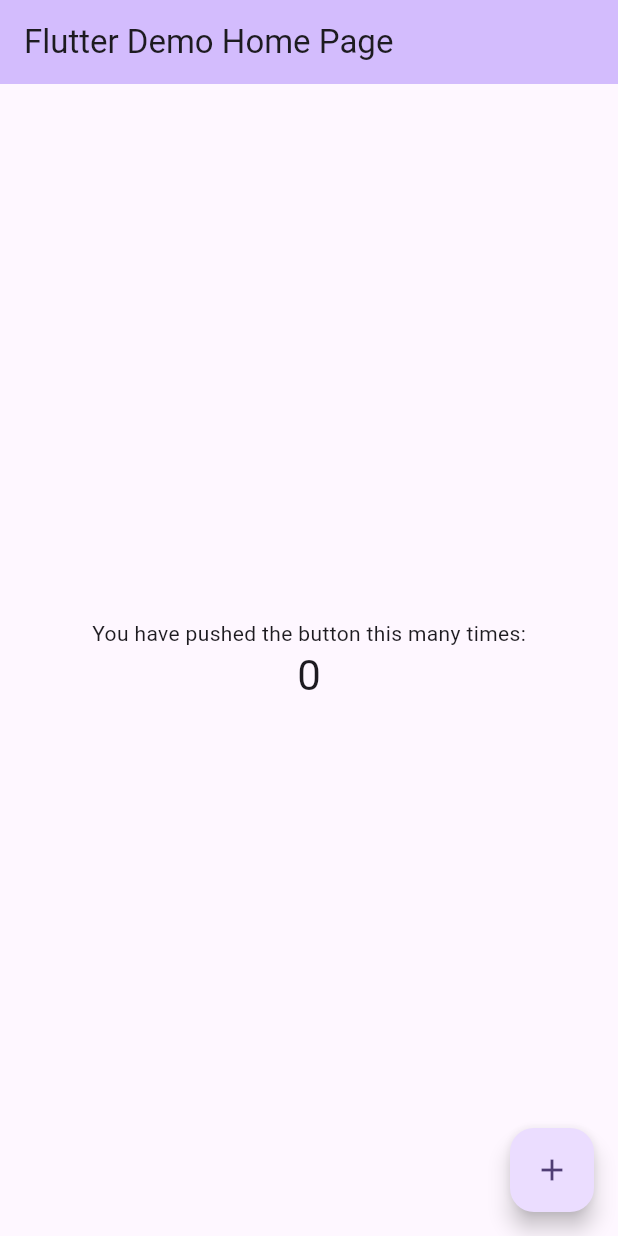
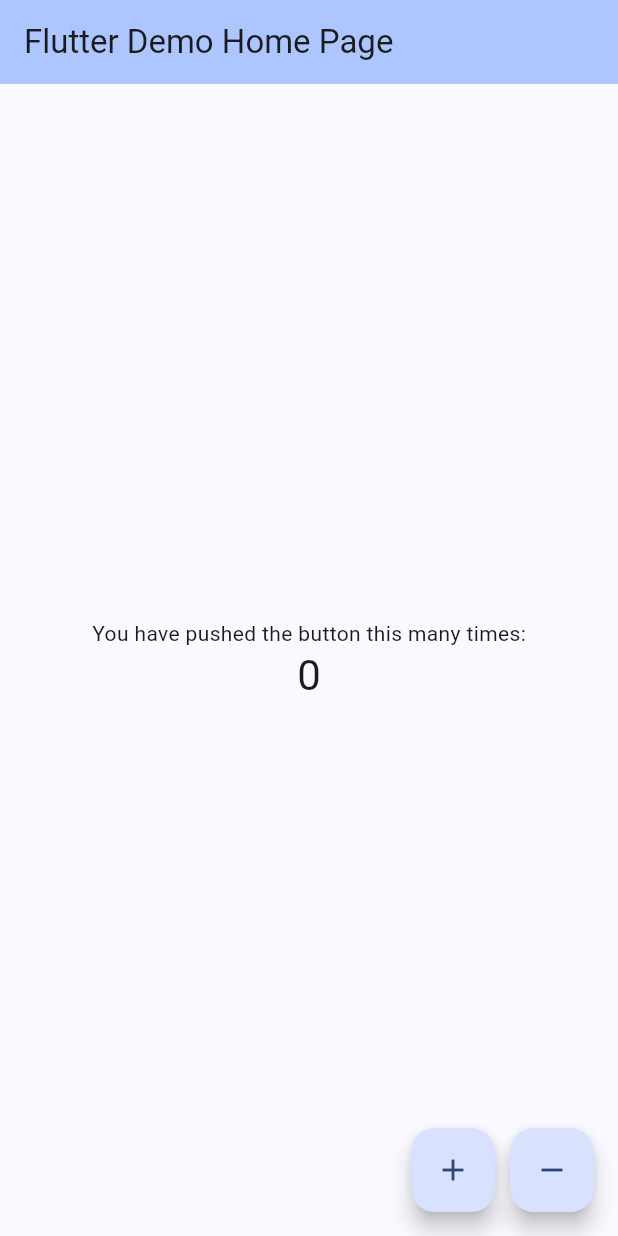
Before and after one commit to kareraolivier/flutter-ecommerce-app, a Flutter app: the screen it shows after launch, on a phone screen of 412 x 824 dp. Run offline on Flutter 3.47's test engine with Material 3 defaults, Android fonts, the phone set to English and light mode, and no system bars.

Commit message:
feat: add decrement button

```diff
--- a/lib/main.dart
+++ b/lib/main.dart
@@ -6,29 +6,13 @@ void main() {
 
 class MyApp extends StatelessWidget {
   const MyApp({super.key});
-
-  // This widget is the root of your application.
   @override
   Widget build(BuildContext context) {
     return MaterialApp(
       title: 'Flutter Demo',
+      debugShowCheckedModeBanner: false,
       theme: ThemeData(
-        // This is the theme of your application.
-        //
-        // TRY THIS: Try running your application with "flutter run". You'll see
-        // the application has a purple toolbar. Then, without quitting the app,
-        // try changing the seedColor in the colorScheme below to Colors.green
-        // and then invoke "hot reload" (save your changes or press the "hot
-        // reload" button in a Flutter-supported IDE, or press "r" if you used
-        // the command line to start the app).
-        //
-        // Notice that the counter didn't reset back to zero; the application
-        // state is not lost during the reload. To reset the state, use hot
-        // restart instead.
-        //
-        // This works for code too, not just values: Most code changes can be
-        // tested with just a hot reload.
-        colorScheme: ColorScheme.fromSeed(seedColor: Colors.deepPurple),
+        colorScheme: ColorScheme.fromSeed(seedColor: Colors.blueAccent),
         useMaterial3: true,
       ),
       home: const MyHomePage(title: 'Flutter Demo Home Page'),
@@ -38,15 +22,6 @@ class MyApp extends StatelessWidget {
 
 class MyHomePage extends StatefulWidget {
   const MyHomePage({super.key, required this.title});
-
-  // This widget is the home page of your application. It is stateful, meaning
-  // that it has a State object (defined below) that contains fields that affect
-  // how it looks.
-
-  // This class is the configuration for the state. It holds the values (in this
-  // case the title) provided by the parent (in this case the App widget) and
-  // used by the build method of the State. Fields in a Widget subclass are
-  // always marked "final".
 
   final String title;
 
@@ -59,50 +34,27 @@ class _MyHomePageState extends State<MyHomePage> {
 
   void _incrementCounter() {
     setState(() {
-      // This call to setState tells the Flutter framework that something has
-      // changed in this State, which causes it to rerun the build method below
-      // so that the display can reflect the updated values. If we changed
-      // _counter without calling setState(), then the build method would not be
-      // called again, and so nothing would appear to happen.
       _counter++;
+    });
+  }
+
+  void _decrementCounter() {
+    setState(() {
+      if (_counter != 0) {
+        _counter--;
+      }
     });
   }
 
   @override
   Widget build(BuildContext context) {
-    // This method is rerun every time setState is called, for instance as done
-    // by the _incrementCounter method above.
-    //
-    // The Flutter framework has been optimized to make rerunning build methods
-    // fast, so that you can just rebuild anything that needs updating rather
-    // than having to individually change instances of widgets.
     return Scaffold(
       appBar: AppBar(
-        // TRY THIS: Try changing the color here to a specific color (to
-        // Colors.amber, perhaps?) and trigger a hot reload to see the AppBar
-        // change color while the other colors stay the same.
         backgroundColor: Theme.of(context).colorScheme.inversePrimary,
-        // Here we take the value from the MyHomePage object that was created by
-        // the App.build method, and use it to set our appbar title.
         title: Text(widget.title),
       ),
       body: Center(
-        // Center is a layout widget. It takes a single child and positions it
-        // in the middle of the parent.
         child: Column(
-          // Column is also a layout widget. It takes a list of children and
-          // arranges them vertically. By default, it sizes itself to fit its
-          // children horizontally, and tries to be as tall as its parent.
-          //
-          // Column has various properties to control how it sizes itself and
-          // how it positions its children. Here we use mainAxisAlignment to
-          // center the children vertically; the main axis here is the vertical
-          // axis because Columns are vertical (the cross axis would be
-          // horizontal).
-          //
-          // TRY THIS: Invoke "debug painting" (choose the "Toggle Debug Paint"
-          // action in the IDE, or press "p" in the console), to see the
-          // wireframe for each widget.
           mainAxisAlignment: MainAxisAlignment.center,
           children: <Widget>[
             const Text(
@@ -115,11 +67,22 @@ class _MyHomePageState extends State<MyHomePage> {
           ],
         ),
       ),
-      floatingActionButton: FloatingActionButton(
-        onPressed: _incrementCounter,
-        tooltip: 'Increment',
-        child: const Icon(Icons.add),
-      ), // This trailing comma makes auto-formatting nicer for build methods.
+      floatingActionButton: Row(
+        mainAxisAlignment: MainAxisAlignment.end,
+        children: <Widget>[
+          FloatingActionButton(
+            onPressed: _incrementCounter,
+            tooltip: 'Increment',
+            child: const Icon(Icons.add),
+          ),
+          const SizedBox(width: 10),
+          FloatingActionButton(
+            onPressed: _decrementCounter,
+            tooltip: 'Decrement',
+            child: const Icon(Icons.remove),
+          ),
+        ],
+      ),
     );
   }
 }
```
